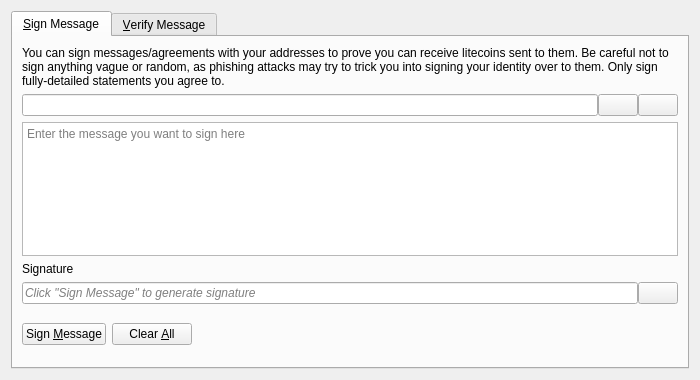
Old version of the form src/qt/forms/signverifymessagedialog.ui in the repository BurritoCoinDev/BurritoCoin.
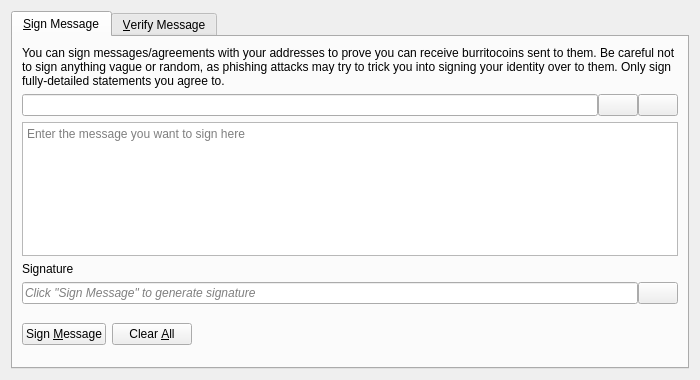
New version of the form. Icons and pictures are not drawn. Custom widgets are drawn as their Qt base class.

Commit message:
Rebrand codebase from Litecoin/Bitcoin to BurritoCoin (ticker: BRTO)
- Replace all Litecoin/Bitcoin coin name references with BurritoCoin
- Replace LTC/BTC ticker symbols with BRTO
- Update bech32/MWEB human-readable parts (ltc→brto, tltc→tbrto, rltc→rbrto, ltcmweb→brtomweb)
- Update unit names (lites→burritos, photons→morsels, liteoshi→burrioshi)
- Update client name to BurritoCoinCore
- Comment out Litecoin DNS seeds with BRTO-TODO placeholder
- Add rebrand.py script used to perform the changes

https://claude.ai/code/session_012mruV6G6eFqYamntr9mq78

The edit to the form file:
```diff
--- a/src/qt/forms/signverifymessagedialog.ui
+++ b/src/qt/forms/signverifymessagedialog.ui
@@ -30,7 +30,7 @@
        <item>
         <widget class="QLabel" name="infoLabel_SM">
          <property name="text">
-          <string>You can sign messages/agreements with your addresses to prove you can receive litecoins sent to them. Be careful not to sign anything vague or random, as phishing attacks may try to trick you into signing your identity over to them. Only sign fully-detailed statements you agree to.</string>
+          <string>You can sign messages/agreements with your addresses to prove you can receive burritocoins sent to them. Be careful not to sign anything vague or random, as phishing attacks may try to trick you into signing your identity over to them. Only sign fully-detailed statements you agree to.</string>
          </property>
          <property name="textFormat">
           <enum>Qt::PlainText</enum>
```
Left out of the diff: 26 changed lines with no effect on the pictures. The commit also changes 1441 other files.
